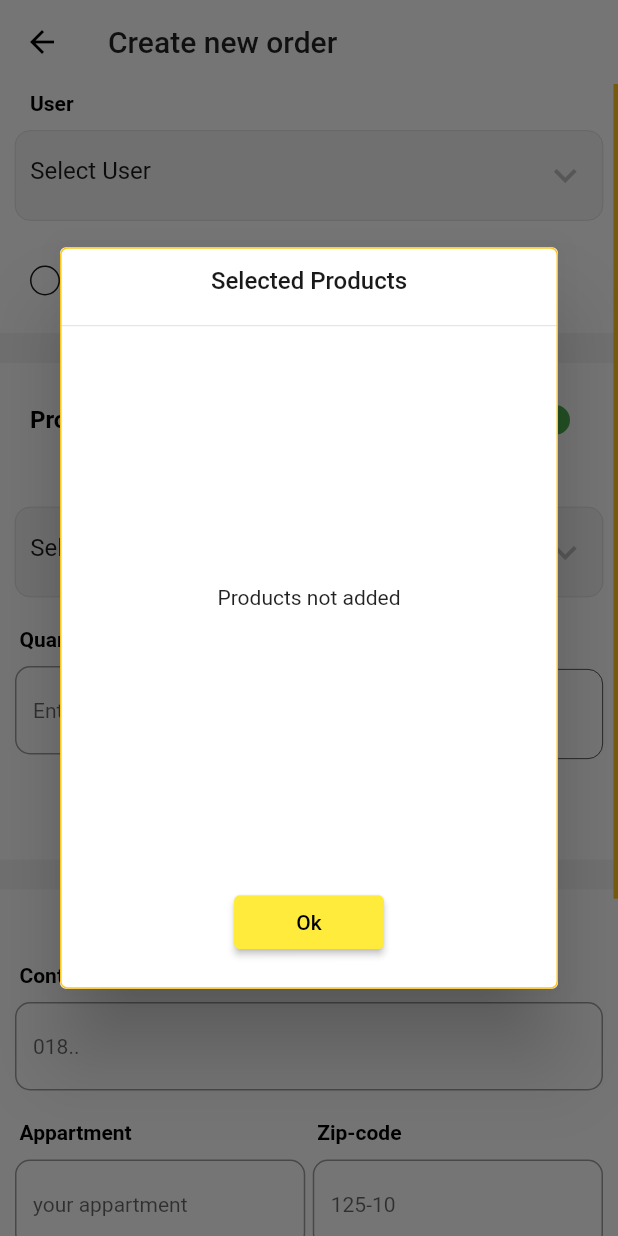
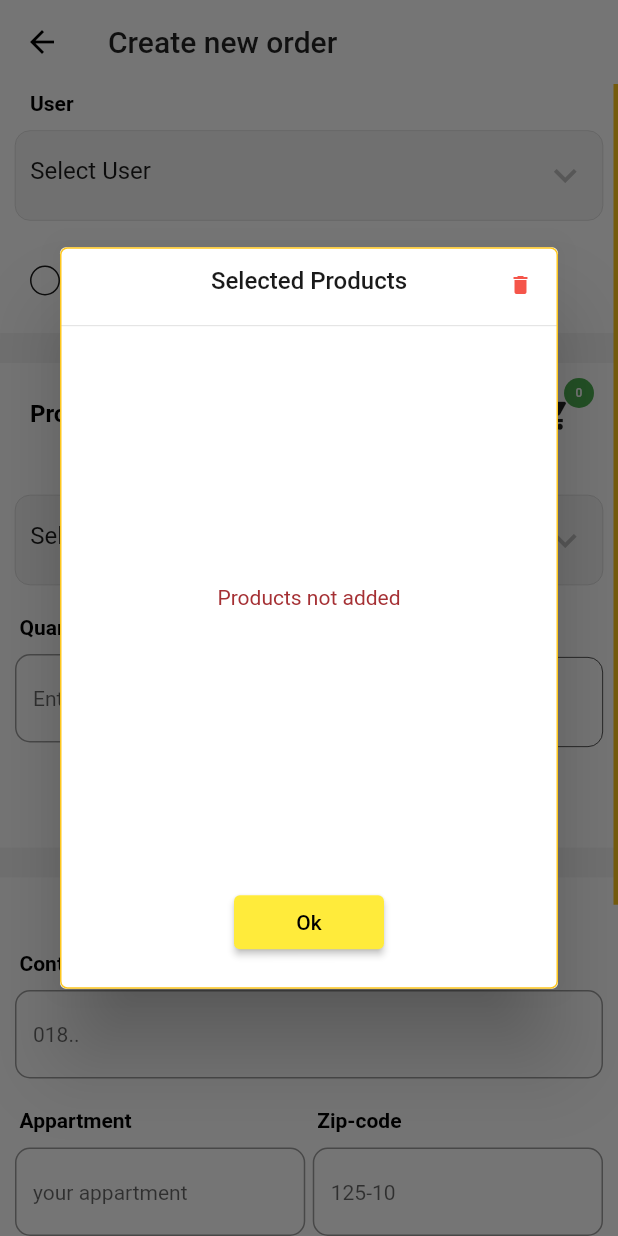
Before and after one commit to shohag7552/home_chef_admin, a Flutter app: the CreateOrderPage screen opened directly, after a tap on an icon or button, on a phone screen of 412 x 824 dp. Run offline on Flutter 3.47's test engine with Material 2 defaults, Android fonts, the phone set to English and light mode, and no system bars; our stand-ins replace connectivity, dotted_border, flutter_spinkit, flutter_svg, fluttertoast, google_fonts and 3 more; accounts and stored records are empty; network calls fail.

Commit message:
admin order create Done animation (27-04-2021)

```diff
--- a/lib/Screens/createOrder_page.dart
+++ b/lib/Screens/createOrder_page.dart
@@ -30,18 +30,16 @@ class _CreateOrderPageState extends State<CreateOrderPage>
     if (quantityController.text.isEmpty) {
       print(" cancle first");
       return;
-    }
-    else {
+    } else {
       print("inside decission");
-      if(myList.isNotEmpty){
+      if (myList.isNotEmpty) {
         print("not empty list:????");
         for (var i = 0; i < myList.length; i++) {
+          if (quantityController.text.isNotEmpty) {
             if (myList[i]['"quantity"'] == quantityController.text) {
-
               print("here found matching product");
               return showInToast(" product already added");
             } else {
-            //TODO: data double added. need to solve...
               print("here not found matching product, so added");
               myList.add(
                 {
@@ -58,9 +56,11 @@ class _CreateOrderPageState extends State<CreateOrderPage>
               print(myList);
               return;
             }
+          } else {
+            return;
           }
-
-      }else{
+        }
+      } else {
         print('not any more empty:????');
         myList.add(
           {
@@ -74,8 +74,8 @@ class _CreateOrderPageState extends State<CreateOrderPage>
         quantityController.text = '';
         showInToast("Product Added Successfully");
         print(myList);
+        return;
       }
-
     }
   }
 
@@ -140,9 +140,7 @@ class _CreateOrderPageState extends State<CreateOrderPage>
         _controller.stop();
       }
     });
-
   }
-
 
   @override
   void initState() {
@@ -150,7 +148,8 @@ class _CreateOrderPageState extends State<CreateOrderPage>
     _controller =
         AnimationController(duration: Duration(milliseconds: 300), vsync: this);
     print('hi');
-    _animation = Tween<double>(begin: 0.5, end: 1.0).animate(CurvedAnimation(parent: _controller, curve: Curves.easeIn));
+    _animation = Tween<double>(begin: 0.5, end: 1.0)
+        .animate(CurvedAnimation(parent: _controller, curve: Curves.easeIn));
     print(_animation.value);
 
     print(_animation.value);
@@ -416,7 +415,7 @@ class _CreateOrderPageState extends State<CreateOrderPage>
                     crossAxisAlignment: CrossAxisAlignment.start,
                     children: [
                       Padding(
-                        padding: const EdgeInsets.only(left: 10),
+                        padding: const EdgeInsets.only(left: 10,right: 10),
                         child: Row(
                           mainAxisAlignment: MainAxisAlignment.spaceBetween,
                           children: [
@@ -428,26 +427,42 @@ class _CreateOrderPageState extends State<CreateOrderPage>
                                 fontWeight: FontWeight.w700,
                               ),
                             ),
-                            TextButton(
+                            Stack(
+                              overflow: Overflow.visible,
+                              children: [
+                                Container(
+
+                                  child: IconButton(
+                                    onPressed: (){
+
+                                    },
+                                    icon: Icon(
+                                      Icons.shopping_cart,
+                                      size: 25,
+                                    ),
+                                  ),
+                                ),
+                                Positioned(
+                                  bottom: 10,
+                                  left: 10,
+                                  child: TextButton(
                                     onPressed: () {
                                       showDialog(
                                           context: context,
                                           builder: (context) {
-                                      changeQuantity(int index, String type) {
+                                            changeQuantity(
+                                                int index, String type) {
                                               int quantity = int.parse(
                                                   myList[index]['"quantity"']);
                                               print(quantity);
-                                        if (type == 'DEC' && quantity == 1)
-                                          return 0;
+                                              if (type == 'DEC' &&
+                                                  quantity == 1) return 0;
                                               quantity = type == 'INC'
                                                   ? quantity + 1
                                                   : quantity - 1;
                                               setState(() {
                                                 myList[index]['"quantity"'] =
                                                     quantity.toString();
-                                          /* price = price * quantity;
-                                            print("total price is: $price");
-                                             */ // (double.parse(myList[index]['"price']) * quantity).toString();
                                               });
                                               print('1st =$quantity');
                                             }
@@ -458,13 +473,16 @@ class _CreateOrderPageState extends State<CreateOrderPage>
                                                     StateSetter setState) {
                                                   return Container(
                                                     decoration: BoxDecoration(
-                                                borderRadius: BorderRadius.all(
-                                                    Radius.circular(5)),
+                                                      borderRadius:
+                                                          BorderRadius.all(
+                                                              Radius.circular(
+                                                                  5)),
                                                       border: Border.all(
                                                           color: aPrimaryColor,
                                                           width: 1),
                                                     ),
-                                              height: MediaQuery.of(context)
+                                                    height:
+                                                        MediaQuery.of(context)
                                                                 .size
                                                                 .height *
                                                             0.6,
@@ -472,9 +490,13 @@ class _CreateOrderPageState extends State<CreateOrderPage>
                                                       children: [
                                                         Expanded(
                                                           flex: 1,
-                                                    child: Container(
-                                                      width: double.infinity,
-                                                      decoration: BoxDecoration(
+                                                          child: Stack(
+                                                            children: [
+                                                              Container(
+                                                                width: double
+                                                                    .infinity,
+                                                                decoration:
+                                                                    BoxDecoration(
                                                                         //border: Border.all(color: aTextColor,width: 0.2)
                                                                         ),
                                                                 child: Center(
@@ -483,29 +505,59 @@ class _CreateOrderPageState extends State<CreateOrderPage>
                                                                       style: GoogleFonts
                                                                           .roboto(
                                                                         textStyle: TextStyle(
-                                                                  fontSize: 16,
+                                                                            fontSize:
+                                                                                16,
                                                                             fontWeight:
-                                                                      FontWeight
-                                                                          .w500,
-                                                                  color:
-                                                                      aTextColor),
+                                                                                FontWeight.w500,
+                                                                            color: aTextColor),
                                                                       )),
                                                                 ),
+                                                              ),
+                                                              Positioned(
+                                                                  right: 0,
+                                                                  top: 0,
+                                                                  child:
+                                                                      IconButton(
+                                                                    icon: Icon(
+                                                                      Icons
+                                                                          .delete,
+                                                                      size: 16,
+                                                                      color: Colors
+                                                                          .red
+                                                                          .withOpacity(
+                                                                              0.9),
+                                                                    ),
+                                                                    onPressed:
+                                                                        () {
+                                                                      setState(
+                                                                          () {
+                                                                        myList
+                                                                            .clear();
+                                                                        showInToast(
+                                                                            'All product cleared');
+                                                                      });
+                                                                    },
+                                                                  )),
+                                                            ],
                                                           ),
                                                         ),
                                                         Divider(),
                                                         Expanded(
                                                           flex: 8,
-                                                    child: myList.isNotEmpty
+                                                          child: myList
+                                                                  .isNotEmpty
                                                               ? RawScrollbar(
                                                                   thumbColor:
                                                                       aPrimaryColor,
-                                                            isAlwaysShown: true,
-                                                            thickness: 3.0,
+                                                                  isAlwaysShown:
+                                                                      true,
+                                                                  thickness:
+                                                                      3.0,
                                                                   child: ListView
                                                                       .builder(
                                                                     itemCount:
-                                                                  myList.length,
+                                                                        myList
+                                                                            .length,
                                                                     itemBuilder:
                                                                         (context,
                                                                             index) {
@@ -515,9 +567,9 @@ class _CreateOrderPageState extends State<CreateOrderPage>
                                                                         child:
                                                                             Padding(
                                                                           padding:
-                                                                        const EdgeInsets.all(
-                                                                            8.0),
-                                                                    child: Row(
+                                                                              const EdgeInsets.all(8.0),
+                                                                          child:
+                                                                              Row(
                                                                             children: [
                                                                               Column(
                                                                                 children: [
@@ -565,54 +617,28 @@ class _CreateOrderPageState extends State<CreateOrderPage>
                                                                                         setState(() {
                                                                                           myList.removeAt(index);
                                                                                         });
-
+                                                                                        showInToast('Product delete');
                                                                                         submitData(context);
                                                                                       }),
-                                                                            Text("${(myList[index]['"price"']) * int.parse(myList[index]['"quantity"'])}"),
+                                                                                  Text("\$${(myList[index]['"price"']) * int.parse(myList[index]['"quantity"'])}"),
                                                                                 ],
                                                                               )
                                                                             ],
                                                                           ),
                                                                         ),
                                                                       );
-
-                                                                /*return ListTile(
-                                                          trailing: TextButton(
-                                                            onPressed: (){
-                                                              print('delete click');
-                                                                setState(() {
-                                                                  myList.removeAt(index);
-                                                                });
-
-                                                                submitData(context);
-
-                                                            },
-                                                              child: Icon(Icons.close,color: aTextColor,)),
-                                                          title: Text(
-                                                              "  ${myList[index]['"product_name"']}"),
-                                                          subtitle: Row(
-                                                            children: [
-                                                              IconButton(icon: Icon(Icons.minimize), onPressed:(){
-
-                                                                setState((){
-                                                                  changeQuantity(index,"DEC");
-                                                                });
-                                                              }),
-                                                              Text("   ${myList[index]['"quantity"']}"),
-                                                              IconButton(icon: Icon(Icons.add), onPressed:(){
-                                                                setState((){
-                                                                  changeQuantity(index,"INC");
-                                                                });
-                                                              }),
-                                                            ],
-                                                          ),
-                                                        );*/
                                                                     },
                                                                   ),
                                                                 )
                                                               : Center(
                                                                   child: Text(
-                                                                'Products not added'),
+                                                                    'Products not added',
+                                                                    style:
+                                                                        TextStyle(
+                                                                      color:
+                                                                          aPriceTextColor,
+                                                                    ),
+                                                                  ),
                                                                 ),
                                                         ),
                                                         Expanded(
@@ -620,12 +646,15 @@ class _CreateOrderPageState extends State<CreateOrderPage>
                                                           child: Center(
                                                             child: Container(
                                                               width: 100,
-                                                        child: ElevatedButton(
-                                                            onPressed: () {
+                                                              child:
+                                                                  ElevatedButton(
+                                                                      onPressed:
+                                                                          () {
                                                                         Navigator.pop(
                                                                             context);
                                                                       },
-                                                            child: Text("Ok")),
+                                                                      child: Text(
+                                                                          "Ok")),
                                                             ),
                                                           ),
                                                         ),
@@ -648,8 +677,8 @@ class _CreateOrderPageState extends State<CreateOrderPage>
                                         width: 40,
                                         decoration: BoxDecoration(
                                           color: Colors.green,
-                                    borderRadius:
-                                        BorderRadius.all(Radius.circular(50)),
+                                          borderRadius: BorderRadius.all(
+                                              Radius.circular(50)),
                                         ),
                                         child: Center(
                                           child: Text(
@@ -662,7 +691,10 @@ class _CreateOrderPageState extends State<CreateOrderPage>
                                         ),
                                       ),
                                     ),
-                            )
+                                  ),
+                                ),
+                              ],
+                            ),
                           ],
                         ),
                       ),
@@ -789,7 +821,6 @@ class _CreateOrderPageState extends State<CreateOrderPage>
                             print("click");
                             setState(() {
                               submitData(context);
-
 
                               ///..Animation call
                             });
```
Lines whose indentation alone changed are shown as unchanged.
